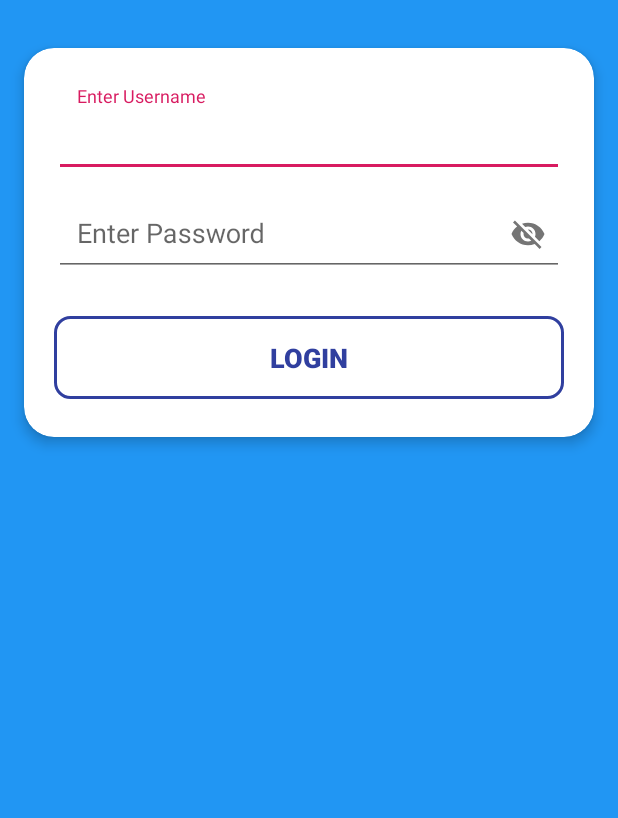
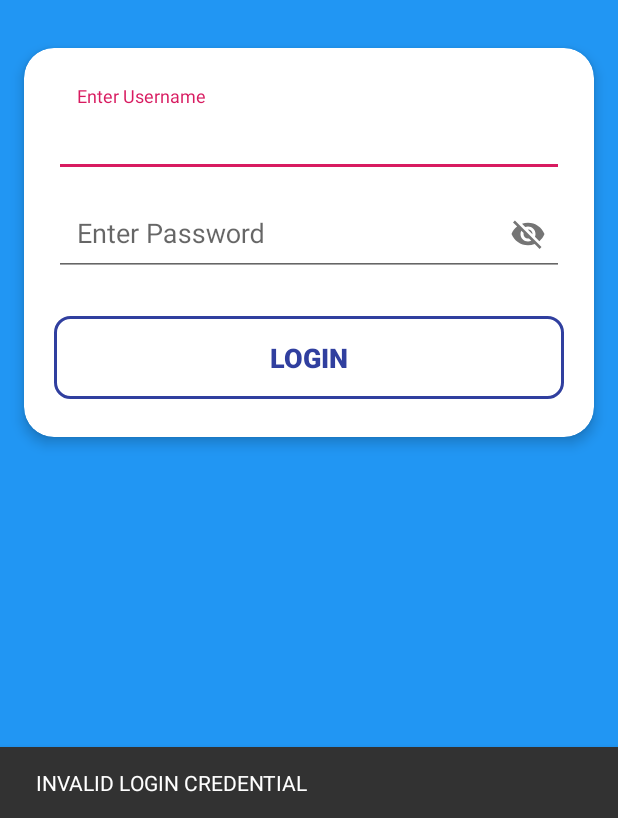
Before and after one commit to Rocking260/Attendence-System, an Android app: the screen it shows after launch (MainActivity), after a tap on an icon or button, on a phone screen of 412 x 824 dp, the part 418-1236 px from its top. Run offline under Robolectric (Android 15) with nearby library versions, the light colour scheme and no system bars; 1 other tap on this screen came first.

Commit message:
Changed Login Layout

```diff
--- a/app/build.gradle
+++ b/app/build.gradle
@@ -28,4 +28,5 @@ dependencies {
     androidTestImplementation 'com.android.support.test:runner:1.0.2'
     androidTestImplementation 'com.android.support.test.espresso:espresso-core:3.0.2'
     implementation 'com.android.support:design:28.0.0'
+   // implementation 'com.github.matecode:Snacky:1.1.4'
 }
--- a/app/src/main/AndroidManifest.xml
+++ b/app/src/main/AndroidManifest.xml
@@ -1,5 +1,6 @@
 <?xml version="1.0" encoding="utf-8"?>
 <manifest xmlns:android="http://schemas.android.com/apk/res/android"
+    xmlns:tools="http://schemas.android.com/tools"
     package="com.programmingworlds.attendencesystem">
 
     <application
@@ -8,7 +9,8 @@
         android:label="@string/app_name"
         android:roundIcon="@mipmap/ic_launcher_round"
         android:supportsRtl="true"
-        android:theme="@style/AppTheme">
+        android:theme="@style/AppTheme"
+        tools:ignore="GoogleAppIndexingWarning">
         <activity android:name=".MainActivity">
             <intent-filter>
                 <action android:name="android.intent.action.MAIN" />
--- a/app/src/main/java/com/programmingworlds/attendencesystem/MainActivity.java
+++ b/app/src/main/java/com/programmingworlds/attendencesystem/MainActivity.java
@@ -1,13 +1,50 @@
 package com.programmingworlds.attendencesystem;
 
+import android.support.design.widget.Snackbar;
+import android.support.design.widget.TextInputEditText;
 import android.support.v7.app.AppCompatActivity;
 import android.os.Bundle;
+import android.view.View;
+import android.widget.Button;
+import android.widget.Toast;
 
 public class MainActivity extends AppCompatActivity {
-
+    TextInputEditText User,Pass;
+    Button Login;
     @Override
     protected void onCreate(Bundle savedInstanceState) {
         super.onCreate(savedInstanceState);
         setContentView(R.layout.activity_main);
+        intialize();
+        Login.setOnClickListener(new View.OnClickListener() {
+            @Override
+            public void onClick(View v) {
+                if(validate())
+                {
+                    Toast.makeText(getApplicationContext(),"LOGIN SUCCESSFUL", Toast.LENGTH_SHORT).show();
+                }else
+                {
+                    Snackbar.make(v, "INVALID LOGIN CREDENTIAL", Snackbar.LENGTH_LONG)
+                            .show();
+
+                }
+            }
+        });
+    }
+
+    boolean validate()
+    {
+        View view = null;
+     if(User.getText().toString().isEmpty()|| Pass.getText().toString().isEmpty())
+     {
+         return false;
+     }
+     return true;
+    }
+    void intialize()
+    {
+       User =  findViewById(R.id.tet_user);
+        Pass = findViewById(R.id.tet_pass);
+        Login = findViewById(R.id.btn_login);
     }
 }
--- a/app/src/main/res/layout/activity_main.xml
+++ b/app/src/main/res/layout/activity_main.xml
@@ -53,6 +53,7 @@
                 app:errorEnabled="true">
 
                 <android.support.design.widget.TextInputEditText
+                    android:id="@+id/tet_user"
                     android:layout_width="match_parent"
                     android:layout_height="wrap_content"
                     android:hint="@string/edit_user"
@@ -70,6 +71,7 @@
                 app:passwordToggleEnabled="true">
 
                 <android.support.design.widget.TextInputEditText
+                    android:id="@+id/tet_pass"
                     android:layout_width="match_parent"
                     android:layout_height="wrap_content"
                     android:hint="@string/edit_pass"
@@ -79,7 +81,7 @@
             </android.support.design.widget.TextInputLayout>
 
             <Button
-                android:id="@+id/button"
+                android:id="@+id/btn_login"
                 android:layout_width="match_parent"
                 android:layout_height="wrap_content"
                 android:layout_gravity="bottom|end"
--- a/build.gradle
+++ b/build.gradle
@@ -18,7 +18,7 @@ allprojects {
     repositories {
         google()
         jcenter()
-
+       // maven { url "https://jitpack.io" }
     }
 }
 
```
